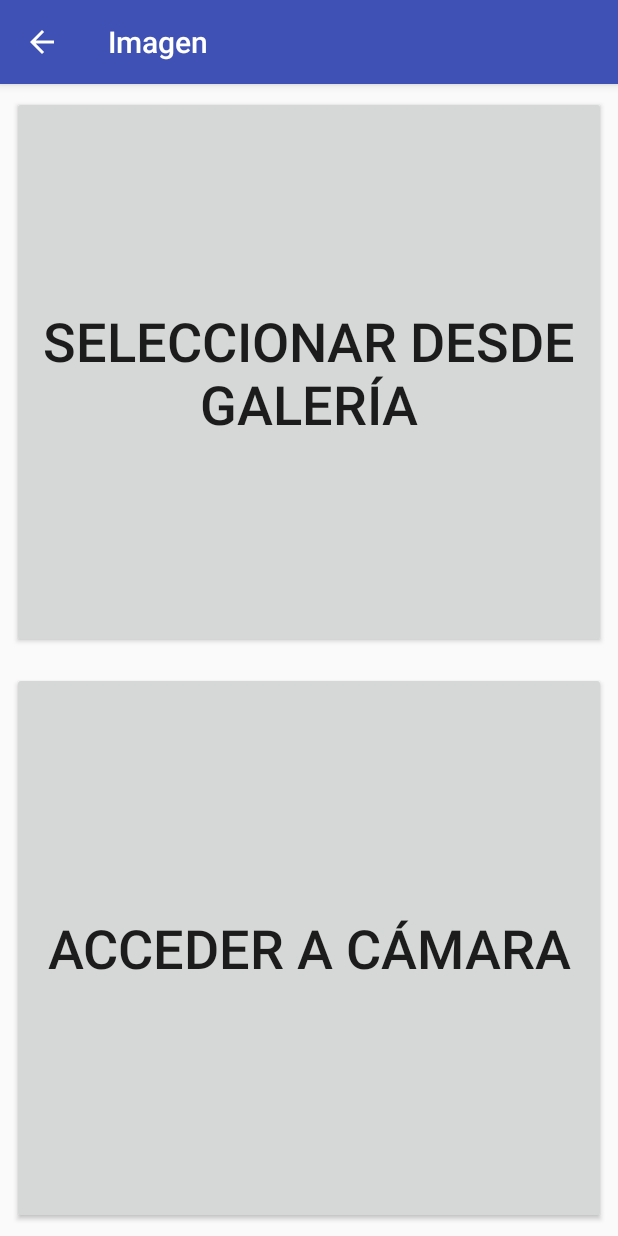
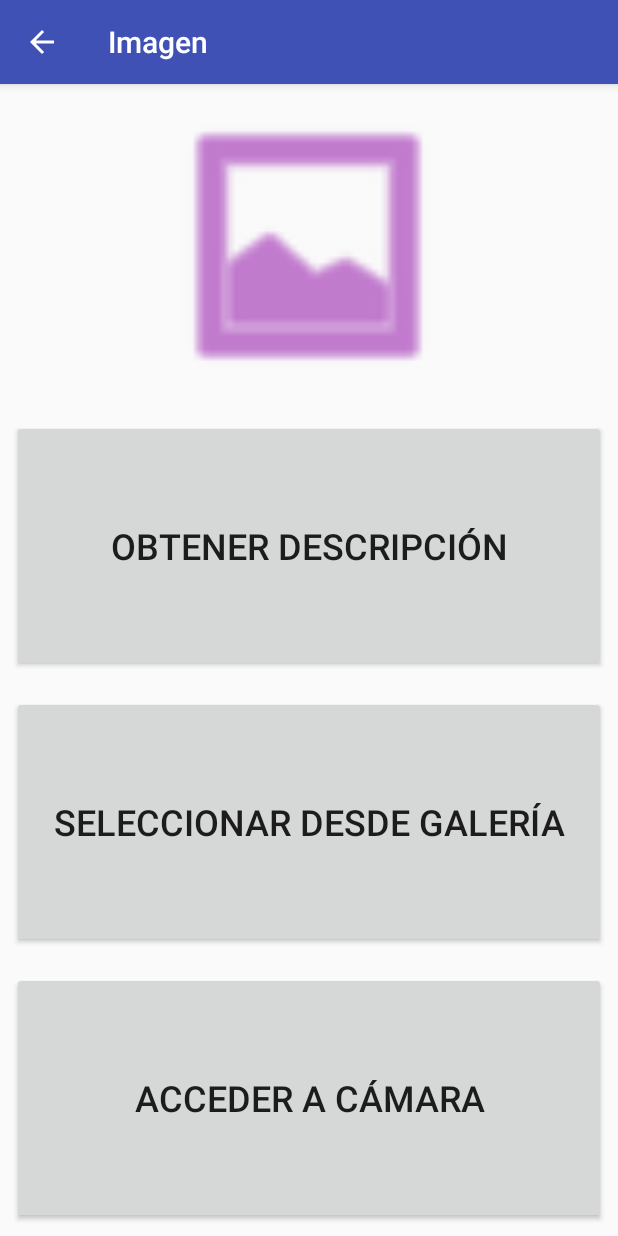
Before and after one commit to drozas/whatsthere, an Android app: the ImageActivity screen opened directly, with no data from a screen before it, after a tap on "SELECCIONAR DESDE GALERÍA", on a phone screen of 412 x 824 dp. Run offline under Robolectric (Android 15) with nearby library versions, the phone set to English and light mode, and no system bars.

Commit message:
arreglos en las actividades

```diff
--- a/WhatsThere/app/src/main/java/es/whatsthere/ImageActivity.java
+++ b/WhatsThere/app/src/main/java/es/whatsthere/ImageActivity.java
@@ -1,17 +1,23 @@
 package es.whatsthere;
 
 import android.content.Intent;
+import android.graphics.Bitmap;
+import android.net.Uri;
+import android.os.Bundle;
 import android.provider.MediaStore;
+import android.support.annotation.Nullable;
 import android.support.v7.app.AppCompatActivity;
-import android.os.Bundle;
 import android.view.View;
 import android.widget.Button;
+import android.widget.ImageView;
 
-public class ImageActivity extends AppCompatActivity implements View.OnClickListener{
+public class ImageActivity extends AppCompatActivity implements View.OnClickListener {
 
     static final int REQUEST_IMAGE_CAPTURE = 1;
     static final int REQUEST_IMAGE_GALLERY = 2;
-    Button cameraButton, galleryButton, backButton;
+    Button cameraButton, galleryButton, descriptionButton;
+    private ImageView selectedImage;
+    private Bitmap currentImage;
 
     @Override
     protected void onCreate(Bundle savedInstanceState) {
@@ -20,15 +26,18 @@ public class ImageActivity extends AppCompatActivity implements View.OnClickList
 
         cameraButton = findViewById(R.id.cameraButton);
         galleryButton = findViewById(R.id.galleryButton);
+        descriptionButton = findViewById(R.id.descriptionButton);
+        selectedImage = findViewById(R.id.selectedImage);
 
         cameraButton.setOnClickListener(this);
         galleryButton.setOnClickListener(this);
+        descriptionButton.setOnClickListener(this);
 
     }
 
     @Override
     public void onClick(View v) {
-        switch (v.getId()){
+        switch (v.getId()) {
             case R.id.cameraButton:
 
                 Intent takePictureIntent = new Intent(MediaStore.ACTION_IMAGE_CAPTURE);
@@ -40,12 +49,60 @@ public class ImageActivity extends AppCompatActivity implements View.OnClickList
 
             case R.id.galleryButton:
 
-/**                Intent selectFromGalleryIntent = new Intent(Intent.ACTION_GET_CONTENT);
+                Intent selectFromGalleryIntent = new Intent(Intent.ACTION_PICK);
+                selectFromGalleryIntent.setType("image/*");
                 if (selectFromGalleryIntent.resolveActivity(getPackageManager()) != null) {
                     startActivityForResult(selectFromGalleryIntent, REQUEST_IMAGE_GALLERY);
                 }
-**/
+
+                break;
+
+            case R.id.descriptionButton:
+                if (selectedImage != null) {
+                    // TODO
+                } else {
+                    // TODO
+                }
+
                 break;
         }
     }
+
+    @Override
+    protected void onActivityResult(int requestCode, int resultCode, @Nullable Intent data) {
+        super.onActivityResult(requestCode, resultCode, data);
+        Uri imageUri;
+
+        if (requestCode == RESULT_OK) {
+            switch (requestCode) {
+                case REQUEST_IMAGE_CAPTURE:
+                    imageUri = data.getData();
+                    if(imageUri != null){
+                        try{
+                            currentImage = MediaStore.Images.Media.getBitmap(this.getContentResolver(), imageUri);
+                            selectedImage.setImageBitmap(currentImage);
+                        }
+                        catch (Exception e){
+                            e.printStackTrace(); // TODO manejar el posible error
+                        }
+                    }
+
+                    break;
+                case REQUEST_IMAGE_GALLERY:
+                    imageUri = data.getData();
+                    if(imageUri != null){
+                        try{
+                            currentImage = MediaStore.Images.Media.getBitmap(this.getContentResolver(), imageUri);
+                            selectedImage.setImageBitmap(currentImage);
+                        }
+                        catch (Exception e){
+                            e.printStackTrace(); // TODO manejar el posible error
+                        }
+                    }
+
+                    break;
+            }
+
+        }
+    }
 }
--- a/WhatsThere/app/src/main/res/layout/activity_image.xml
+++ b/WhatsThere/app/src/main/res/layout/activity_image.xml
@@ -5,6 +5,42 @@
     android:layout_width="match_parent"
     android:layout_height="match_parent"
     tools:context=".ImageActivity">
+
+    <ImageView
+        android:id="@+id/selectedImage"
+        android:layout_width="200dp"
+        android:layout_height="200dp"
+        android:layout_marginStart="8dp"
+        android:layout_marginTop="8dp"
+        android:layout_marginEnd="8dp"
+        android:layout_marginBottom="8dp"
+        android:adjustViewBounds="false"
+        android:background="@android:drawable/ic_menu_gallery"
+        android:backgroundTint="@color/colorAccent"
+        android:contentDescription="@string/image_placeholder"
+        android:cropToPadding="false"
+        app:layout_constraintBottom_toTopOf="@+id/descriptionButton"
+        app:layout_constraintEnd_toEndOf="parent"
+        app:layout_constraintHorizontal_bias="0.497"
+        app:layout_constraintStart_toStartOf="parent"
+        app:layout_constraintTop_toTopOf="parent" />
+
+    <Button
+        android:id="@+id/galleryButton"
+        android:layout_width="0dp"
+        android:layout_height="0dp"
+        android:layout_marginStart="8dp"
+        android:layout_marginTop="8dp"
+        android:layout_marginEnd="8dp"
+        android:layout_marginBottom="8dp"
+        android:onClick="onClick"
+        android:text="@string/select_from_gallery"
+        android:textSize="24sp"
+        app:layout_constraintBottom_toTopOf="@+id/cameraButton"
+        app:layout_constraintEnd_toEndOf="parent"
+        app:layout_constraintStart_toStartOf="parent"
+        app:layout_constraintTop_toBottomOf="@+id/descriptionButton"
+        tools:text="@string/select_from_gallery" />
 
     <Button
         android:id="@+id/cameraButton"
@@ -16,7 +52,7 @@
         android:layout_marginBottom="8dp"
         android:onClick="onClick"
         android:text="@string/open_camera"
-        android:textSize="36sp"
+        android:textSize="24sp"
         app:layout_constraintBottom_toBottomOf="parent"
         app:layout_constraintEnd_toEndOf="parent"
         app:layout_constraintStart_toStartOf="parent"
@@ -24,20 +60,19 @@
         tools:text="@string/open_camera" />
 
     <Button
-        android:id="@+id/galleryButton"
+        android:id="@+id/descriptionButton"
         android:layout_width="0dp"
         android:layout_height="0dp"
         android:layout_marginStart="8dp"
         android:layout_marginTop="8dp"
         android:layout_marginEnd="8dp"
         android:layout_marginBottom="8dp"
-        android:onClick="onClick"
-        android:text="@string/select_from_gallery"
-        android:textSize="36sp"
-        app:layout_constraintBottom_toTopOf="@+id/cameraButton"
+        android:text="@string/getDescription"
+        android:textSize="24sp"
+        app:layout_constraintBottom_toTopOf="@+id/galleryButton"
         app:layout_constraintEnd_toEndOf="parent"
         app:layout_constraintStart_toStartOf="parent"
-        app:layout_constraintTop_toTopOf="parent"
-        tools:text="@string/select_from_gallery" />
+        app:layout_constraintTop_toBottomOf="@+id/selectedImage"
+        tools:text="@string/getDescription" />
 
 </android.support.constraint.ConstraintLayout>
--- a/WhatsThere/app/src/main/res/values/colors.xml
+++ b/WhatsThere/app/src/main/res/values/colors.xml
@@ -3,4 +3,5 @@
     <color name="colorPrimary">#3F51B5</color>
     <color name="colorPrimaryDark">#3F51B5</color>
     <color name="colorAccent">#9C27B0</color>
+    <color name="selectedImage">#9C27B0</color>
 </resources>
--- a/WhatsThere/app/src/main/res/values/strings.xml
+++ b/WhatsThere/app/src/main/res/values/strings.xml
@@ -79,4 +79,6 @@
     <string name="zpref_title_vibrate">Vibrate</string>
     <string name="select_from_gallery">Seleccionar desde galería</string>
     <string name="open_camera">Acceder a cámara</string>
+    <string name="getDescription">Obtener descripción</string>
+    <string name="image_placeholder">Imagen seleccionada</string>
 </resources>
```
